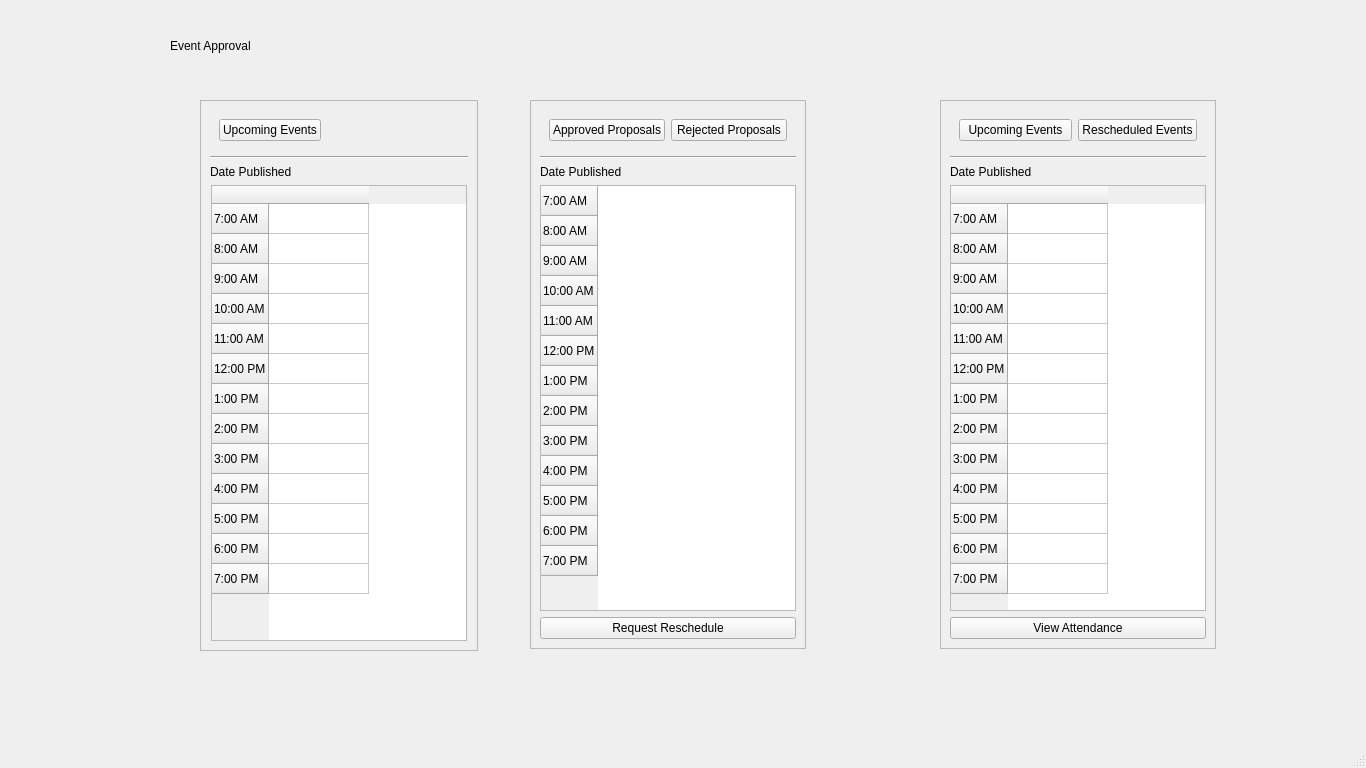
Before: the Qt Designer form cisc_V-Hub/Module-6_Event_Manager/Users/Faculty/EventManager-Faculty.ui in PenJR/CISC-VHUB, drawn with Qt 5.
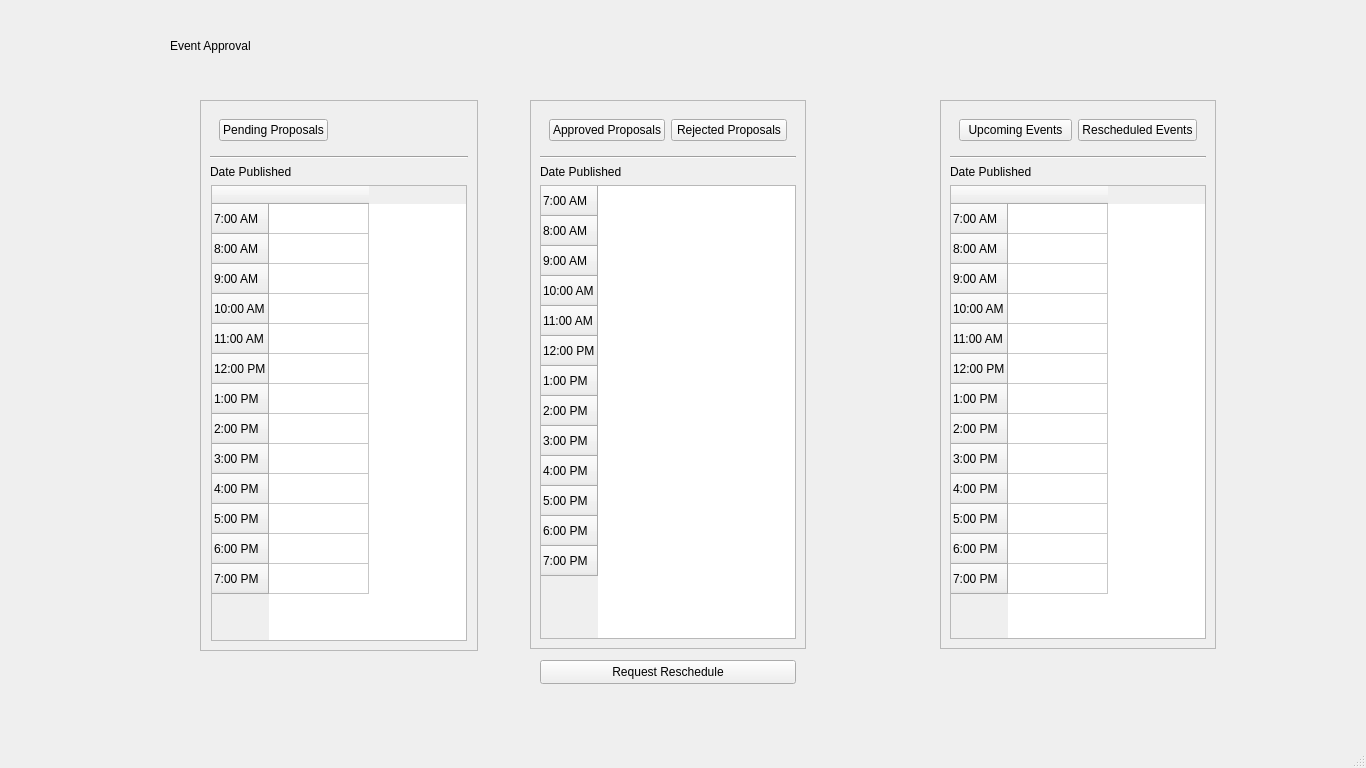
After: the same form once the commit is applied. The open tabs and pages were chosen to show the change.

The edit to the form file:
```diff
--- a/cisc_V-Hub/Module-6_Event_Manager/Users/Faculty/EventManager-Faculty.ui
+++ b/cisc_V-Hub/Module-6_Event_Manager/Users/Faculty/EventManager-Faculty.ui
@@ -49,7 +49,7 @@
              <item alignment="Qt::AlignLeft">
               <widget class="QPushButton" name="pushButton_2">
                <property name="text">
-                <string>Upcoming Events</string>
+                <string>Pending Proposals</string>
                </property>
               </widget>
              </item>
@@ -411,13 +411,6 @@
               </column>
              </widget>
             </item>
-            <item>
-             <widget class="QPushButton" name="pushButton_13">
-              <property name="text">
-               <string>View Attendance</string>
-              </property>
-             </widget>
-            </item>
            </layout>
           </widget>
          </widget>
@@ -570,13 +563,6 @@
               </row>
              </widget>
             </item>
-            <item>
-             <widget class="QPushButton" name="pushButton_19">
-              <property name="text">
-               <string>Request Reschedule</string>
-              </property>
-             </widget>
-            </item>
            </layout>
           </widget>
          </widget>
@@ -716,6 +702,19 @@
        </item>
       </layout>
      </widget>
+     <widget class="QPushButton" name="pushButton_19">
+      <property name="geometry">
+       <rect>
+        <x>540</x>
+        <y>660</y>
+        <width>256</width>
+        <height>24</height>
+       </rect>
+      </property>
+      <property name="text">
+       <string>Request Reschedule</string>
+      </property>
+     </widget>
     </widget>
     <widget class="QWidget" name="page_2">
      <widget class="QWidget" name="verticalLayoutWidget">
```
Left out of the diff: 2 changed lines with no effect on the pictures.
